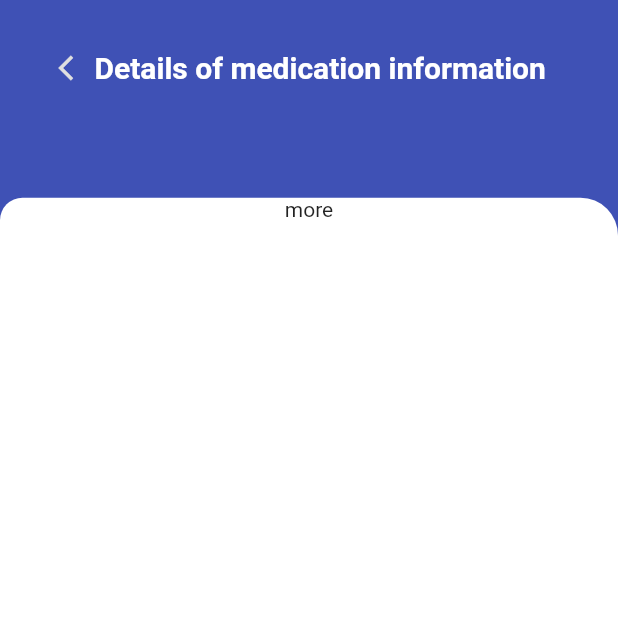
After one commit to ghena8/cure_Helper, a Flutter app: the moreMData screen opened by its route, on a phone screen of 412 x 824 dp, the top half of it. The commit adds this screen. Run offline on Flutter 3.47's test engine with Material 2 defaults, Android fonts, the phone set to English and light mode, and no system bars; our stand-ins replace cloud_firestore, date_picker_timeline, firebase_auth, firebase_core, get, google_nav_bar and 1 more; accounts and stored records are empty.

Commit message:
Save all data in the database + create a drug information page

```diff
--- a/lib/main.dart
+++ b/lib/main.dart
@@ -4,6 +4,7 @@ import 'package:CureHelper/screens/addPage.dart';
 import 'package:CureHelper/screens/forgotPassword.dart';
 import 'package:CureHelper/screens/historyPage.dart';
 import 'package:CureHelper/screens/home.dart';
+import 'package:CureHelper/screens/moreMedicineData.dart';
 import 'package:CureHelper/screens/searchPage.dart';
 import 'package:CureHelper/screens/morePage.dart';
 import 'package:CureHelper/theme/theme_provider.dart';
@@ -55,7 +56,7 @@ class _MyAppState extends State<MyApp> {
         "more" :(context) => const morePage(),
         "search" :(context) => const searchPage(),
         "history" :(context) => const HistoryPage(),
-
+        "moreMData"  :(context) => const moreMData(),
       },
     );
   }
--- /dev/null
+++ b/lib/screens/moreMedicineData.dart
@@ -0,0 +1,96 @@
+import 'package:flutter/material.dart';
+
+class moreMData extends StatefulWidget {
+  static const String routename = 'moreMData';
+  const moreMData({super.key});
+
+  @override
+  State<moreMData> createState() => _moreMDataState();
+}
+
+class _moreMDataState extends State<moreMData> {
+  @override
+  Widget build(BuildContext context) {
+    return Scaffold(
+      body: Container(
+        decoration: BoxDecoration(
+          color: Theme.of(context).colorScheme.primary,
+        ),
+        child: Column(
+          mainAxisAlignment: MainAxisAlignment.spaceBetween,
+          children: [
+            SafeArea(
+              child: Padding(
+                padding:
+                    const EdgeInsets.symmetric(vertical: 8.5, horizontal: 9),
+                child: Column(
+                  crossAxisAlignment: CrossAxisAlignment.stretch,
+                  children: [
+                    Padding(
+                      padding: const EdgeInsets.symmetric(
+                          vertical: 25, horizontal: 30),
+                      child: Row(
+                        mainAxisAlignment: MainAxisAlignment.start,
+                        children: [
+                          GestureDetector(
+                            onTap: () {
+                              Navigator.of(context).pop();
+                            },
+                            child: Icon(
+                              Icons.arrow_back_ios,
+                              size: 20,
+                              color: Colors.grey[300],
+                            ),
+                          ),
+                          const SizedBox(
+                            width:4,
+                          ),
+                          const Text(
+                            "Details of medication information",
+                            style: TextStyle(
+                              fontSize: 20,
+                              color: Colors.white,
+                              fontWeight: FontWeight.w600,
+                              fontStyle: FontStyle.normal,
+                            ),
+                          ),
+                          // const SizedBox(
+                          //   width: 20,
+                          // ),
+                        ],
+                      ),
+                    ),
+                  ],
+                ),
+              ),
+            ),
+            Container(
+              height: MediaQuery.of(context).size.height *
+                  0.84, // 80% of screen height
+              width: double.infinity,
+
+              alignment: Alignment.center,
+
+              decoration: BoxDecoration(
+                color: Theme.of(context).colorScheme.background,
+                borderRadius: const BorderRadius.only(
+                    topLeft: Radius.circular(15),
+                    topRight: Radius.circular(25)),
+              ),
+              child: Padding(
+                padding: const EdgeInsets.symmetric(horizontal: 25.0),
+                // start from here BODY
+                child: Column(
+                  crossAxisAlignment: CrossAxisAlignment.start,
+                  children: [
+                    Text("more"),
+                  ],
+                ),
+              ),
+            ),
+          ],
+        ),
+      ),
+    );
+  }
+}
```
Also changed, not shown: lib/models/medicineTask.dart (+12 -0 lines), lib/screens/addPage.dart (+13 -1 lines), lib/screens/home.dart (+29 -6 lines), lib/services/firestore.dart (+36 -11 lines).
